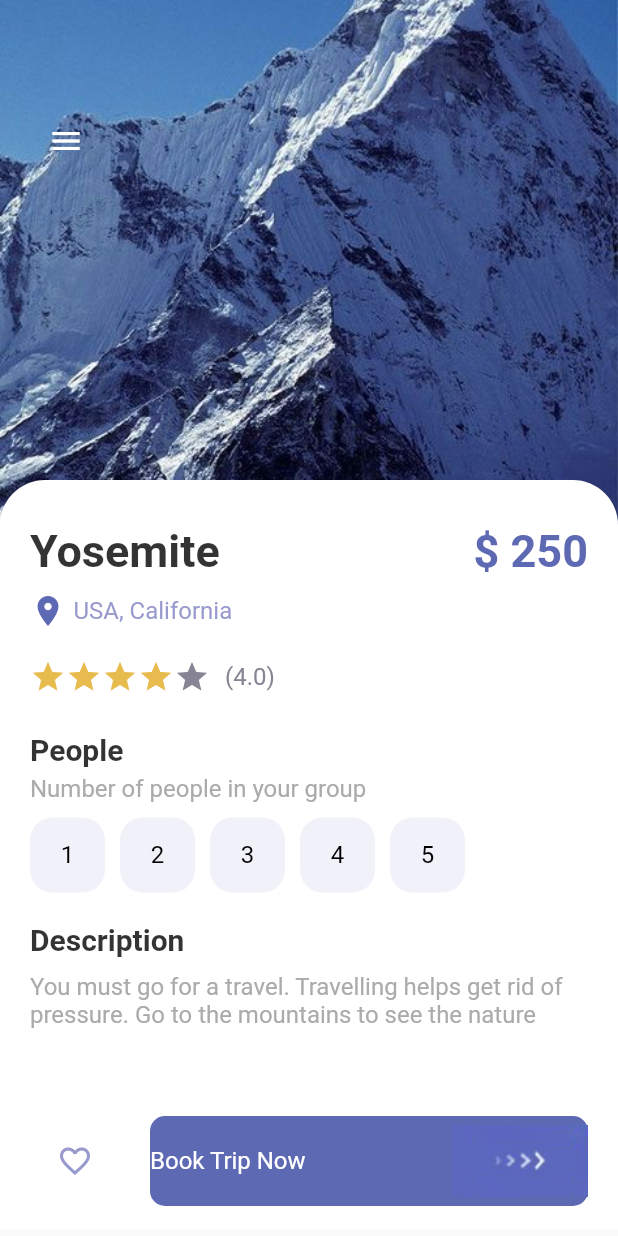
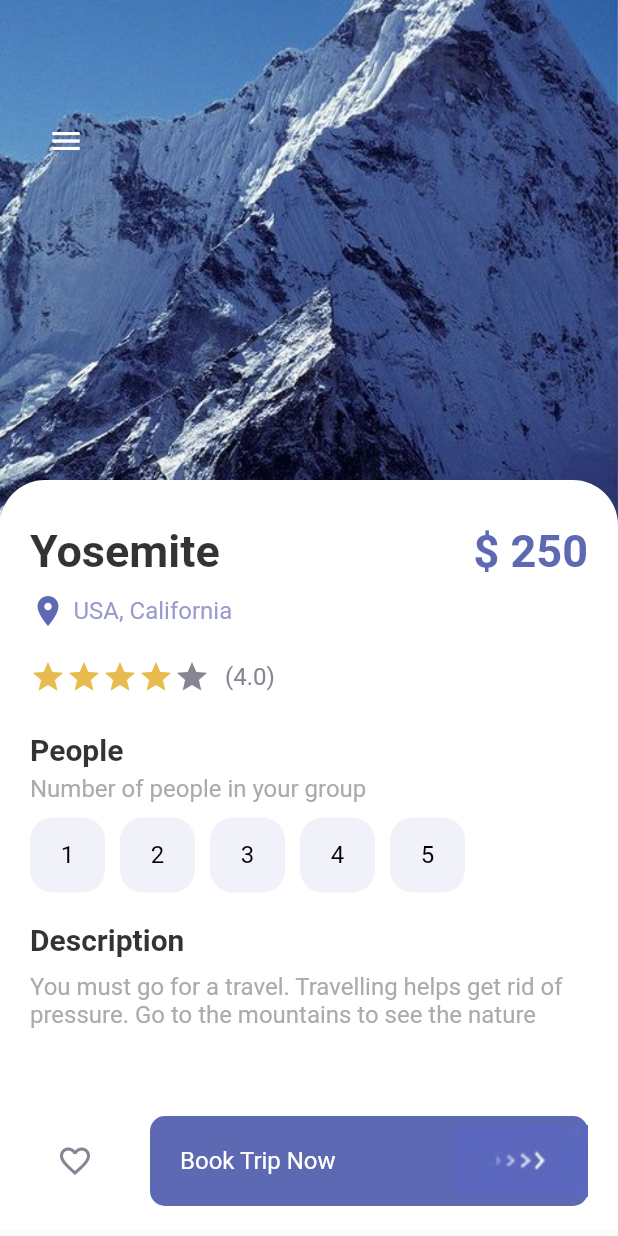
Before and after one commit to Hattaii/flutter-mountains, a Flutter app: the DetailPage screen opened directly, on a phone screen of 412 x 824 dp. Run offline on Flutter 3.47's test engine with Material 2 defaults, Android fonts, the phone set to English and light mode, and no system bars; our stand-ins replace bloc, equatable, flutter_bloc.

```diff
--- /dev/null
+++ b/lib/cubit/app_cubit_states.dart
@@ -0,0 +1,15 @@
+import 'package:equatable/equatable.dart';
+
+abstract class CubitStates extends Equatable{}
+
+class InitialState extends CubitStates {
+  @override
+  // TODO: implement props
+  List<Object> get props => [];
+}
+
+class WelcomeState extends CubitStates {
+  @override
+  // TODO: implement props
+  List<Object> get props => [];
+}
--- /dev/null
+++ b/lib/cubit/app_cubits.dart
@@ -0,0 +1,8 @@
+import 'package:big_app/cubit/app_cubit_states.dart';
+import 'package:bloc/bloc.dart';
+
+class AppCubits extends Cubit<CubitStates> {
+  AppCubits() : super(InitialState()){
+    emit(WelcomeState());
+  }
+}
--- a/lib/pages/detail_page.dart
+++ b/lib/pages/detail_page.dart
@@ -186,16 +186,16 @@ class _DetailPageState extends State<DetailPage> {
                 children: [
                   AppButtons(
                     size: 60,
-                    color: AppColors.textColor1,
+                    color: AppColors.textColor2,
                     backgroundColor: Colors.white,
-                    borderColor: AppColors.textColor1,
+                    borderColor: AppColors.textColor2,
                     isIcon: true,
                     icon: Icons.favorite_border,
                   ),
-                  SizedBox(width: 20,),
-                  ResponsiveButton(
-                    isResponsive: true
-                  )
+                  SizedBox(
+                    width: 20,
+                  ),
+                  ResponsiveButton(isResponsive: true)
                 ],
               ),
             )
--- a/lib/widgets/responsive_button.dart
+++ b/lib/widgets/responsive_button.dart
@@ -22,7 +22,7 @@ class ResponsiveButton extends StatelessWidget {
         child: Row(
           mainAxisAlignment: isResponsive==true?MainAxisAlignment.spaceBetween:MainAxisAlignment.center,
           children: [
-            isResponsive==true?AppText(text: "Book Trip Now", color: Colors.white,):Container(),
+            isResponsive==true?Container(margin:const EdgeInsets.only(left: 20), child: AppText(text: "Book Trip Now", color: Colors.white,)):Container(),
             Image.asset('img/button-one.png'),
           ],
         ),
--- a/pubspec.yaml
+++ b/pubspec.yaml
@@ -34,6 +34,10 @@ dependencies:
   # The following adds the Cupertino Icons font to your application.
   # Use with the CupertinoIcons class for iOS style icons.
   cupertino_icons: ^1.0.2
+  bloc:
+  flutter_bloc:
+  equatable:
+  http:
 
 dev_dependencies:
   flutter_test:
```
Also changed, not shown: lib/cubit/app_cubit_logics.dart (added, +31 -0 lines), lib/main.dart (+7 -1 lines), lib/services/data_services.dart (added, +18 -0 lines), pubspec.lock.
